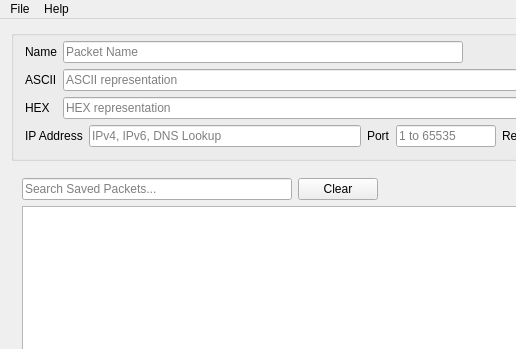
Qt form src/mainwindow.ui (dannagle/PacketSender) before a commit; both pictures show x 0 to 516 and y 0 to 349 of the 909 by 690 pixel window.
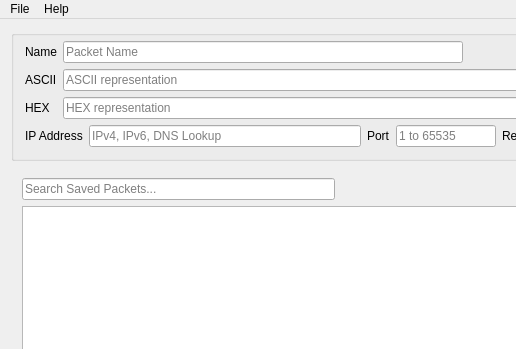
The same form after that commit. Icons and pictures are not drawn.

Commit message: clear search is now embedded

```diff
--- a/src/mainwindow.ui
+++ b/src/mainwindow.ui
@@ -200,12 +200,8 @@
             <property name="placeholderText">
              <string>Search Saved Packets...</string>
             </property>
-           </widget>
-          </item>
-          <item>
-           <widget class="QPushButton" name="clearSearch">
-            <property name="text">
-             <string>Clear</string>
+            <property name="clearButtonEnabled">
+             <bool>true</bool>
             </property>
            </widget>
           </item>
```
Left out of the diff: 2 changed lines with no effect on the pictures. The commit also changes 2 other files.
